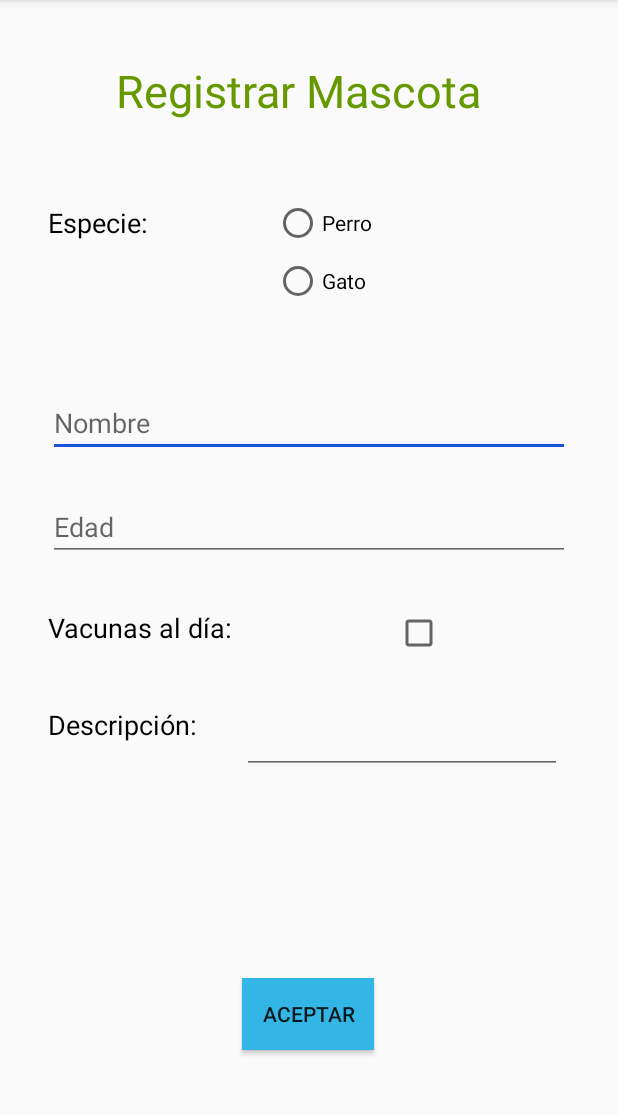
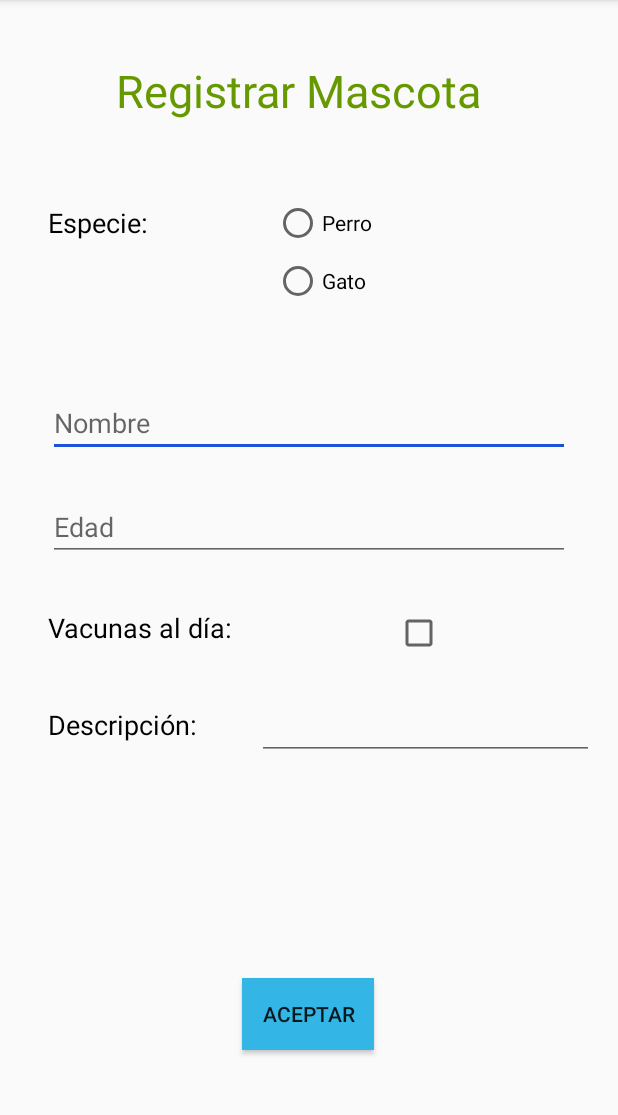
Before and after one commit to MishellReal/PetMarket, an Android app: the Register screen opened directly, with no data from a screen before it, on a phone screen of 412 x 824 dp, the part 84-1199 px from its top. Run offline under Robolectric (Android 15) with nearby library versions, the phone set to English and light mode, and no system bars.

Commit message:
cambio editText de descripcion a multiText

```diff
--- a/app/src/main/res/layout/activity_register.xml
+++ b/app/src/main/res/layout/activity_register.xml
@@ -134,12 +134,19 @@
         app:layout_constraintTop_toBottomOf="@+id/textViewVacunaAlDia" />
 
     <EditText
-        android:id="@+id/editText3"
-        android:layout_width="wrap_content"
+        android:id="@+id/editTextDescripcion"
+        android:layout_width="0dp"
         android:layout_height="wrap_content"
+        android:layout_marginStart="16dp"
+        android:layout_marginLeft="16dp"
+        android:layout_marginEnd="16dp"
+        android:layout_marginRight="16dp"
         android:ems="10"
-        android:inputType="textPersonName"
-        app:layout_constraintEnd_toEndOf="@+id/editTextEdadMascota"
+        android:gravity="start|top"
+        android:inputType="textMultiLine"
+        app:layout_constraintBottom_toBottomOf="@+id/textViewDesc"
+        app:layout_constraintEnd_toEndOf="parent"
         app:layout_constraintStart_toEndOf="@+id/textViewDesc"
-        app:layout_constraintTop_toTopOf="@+id/textViewDesc" />
+        app:layout_constraintTop_toTopOf="@+id/textViewDesc"
+        app:layout_constraintVertical_bias="0.476" />
 </androidx.constraintlayout.widget.ConstraintLayout>
```
